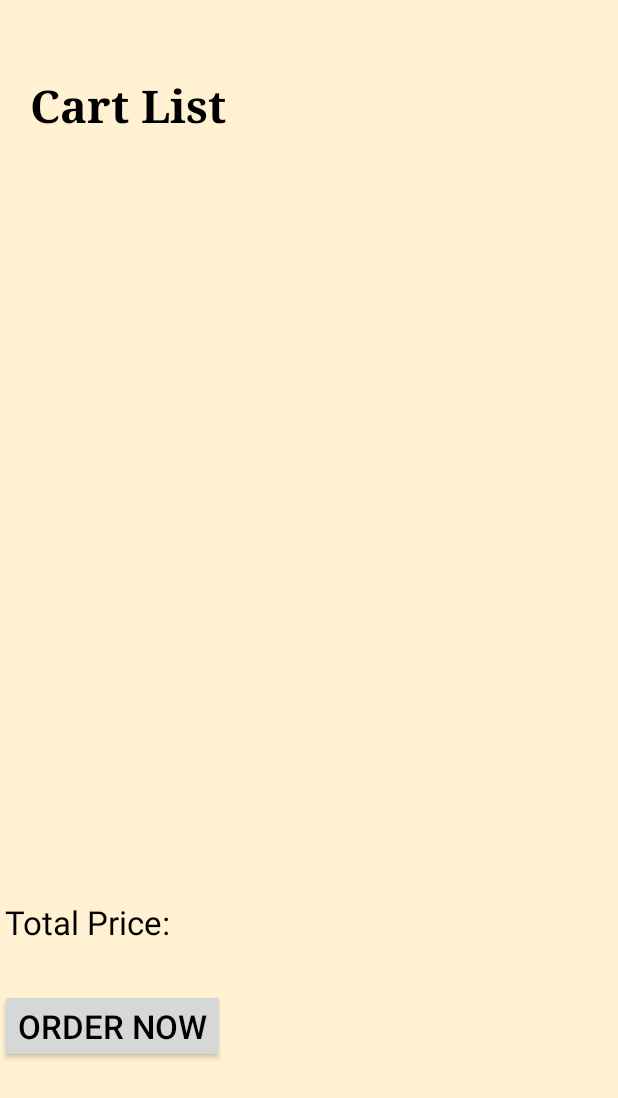
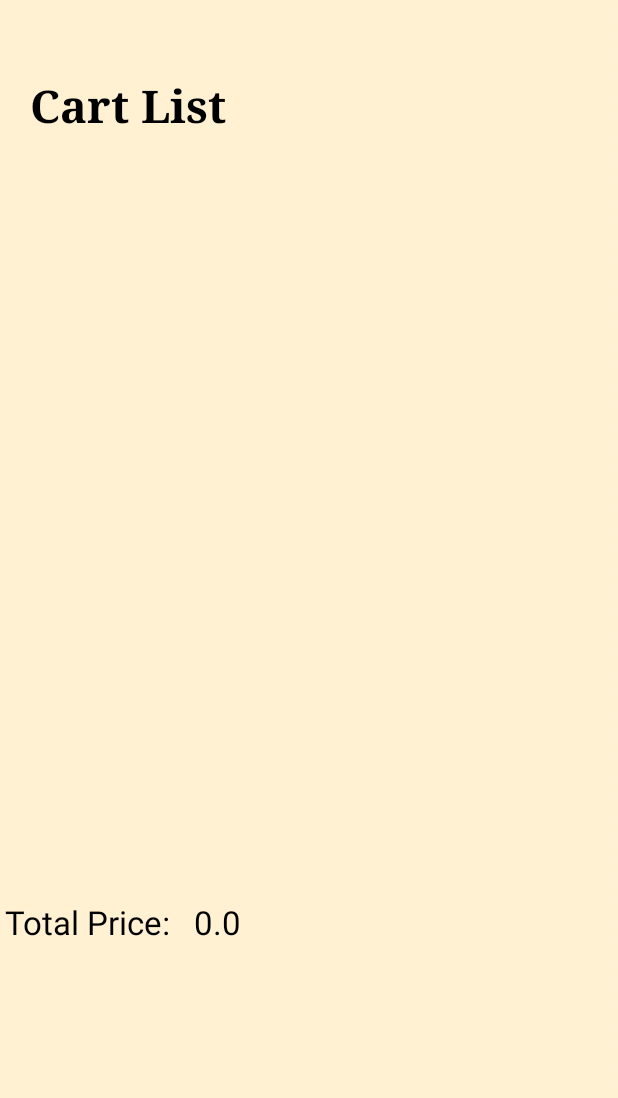
Before and after one commit to mohammad-obeid-1200644/FinalProjectAndroid, an Android app: the CartActivity screen opened directly, with no data from a screen before it, after a tap on "ORDER NOW", on a phone screen of 412 x 824 dp. Shown: the top 1098 px of the screen. Run offline under Robolectric (Android 15) with nearby library versions, the phone set to English and light mode, and no system bars; our stand-ins replace Volley; network calls fail.

Commit message:
Version 9

```diff
--- a/app/src/main/java/com/example/finalprojectandroid/CartActivity.java
+++ b/app/src/main/java/com/example/finalprojectandroid/CartActivity.java
@@ -28,6 +28,7 @@ import org.json.JSONException;
 import org.json.JSONObject;
 
 import java.util.ArrayList;
+import java.util.Iterator;
 import java.util.List;
 
 public class CartActivity extends AppCompatActivity implements CardItemRecyclerAdapter.OnItemDeleteListener {
@@ -44,6 +45,7 @@ public class CartActivity extends AppCompatActivity implements CardItemRecyclerA
     private ImageView CartItemImage;
     private TextView CartResturantName, CartFoodItemName, CartItemPrice, CartItemQuantity;
     private RelativeLayout relativeLayout;
+    Button orderbtn;
     private static double totprice = 0;
 
     @Override
@@ -67,6 +69,7 @@ public class CartActivity extends AppCompatActivity implements CardItemRecyclerA
         recyclerView = findViewById(R.id.cafkistrec);// todo: add setupviews method
         relativeLayout = findViewById(R.id.rl1);
         totalPricetxt = findViewById(R.id.totalpricetxt);
+        orderbtn=findViewById(R.id.orderbtn);
     }
 
 
@@ -145,6 +148,7 @@ public class CartActivity extends AppCompatActivity implements CardItemRecyclerA
             @Override
             public void onResponse(JSONArray response) {
                 try {
+                    totprice = 0;
                     for (int i = 0; i < response.length(); i++) {
                         JSONObject obj = response.getJSONObject(i);
                         double price = obj.getDouble("Total Price");
@@ -166,13 +170,11 @@ public class CartActivity extends AppCompatActivity implements CardItemRecyclerA
 
     @Override
     public void onDeleteClick(int position) {
-        totprice = 0;
         int x = items.get(position).getId();
         items.remove(position);
         remove_from_cart(x);
         adapter.notifyItemRemoved(position);
         adapter.notifyItemRangeChanged(position, adapter.getItemCount());
-
 //        relativeLayout.requestLayout();
 
     }
@@ -182,16 +184,21 @@ public class CartActivity extends AppCompatActivity implements CardItemRecyclerA
         add_order(totprice, 1);
         getlastinsertedorderID();
 
-        for(int i=0;i<items.size();i++){
-            items.remove(i);
-            adapter.notifyItemRemoved(i);
-            adapter.notifyItemRangeChanged(i, adapter.getItemCount());
+        Iterator<CartItem> iterator = items.iterator();
+        while (iterator.hasNext()) {
+            CartItem item = iterator.next();
+            iterator.remove();
         }
-//        adapter.notifyItemRemoved(0);
-//        adapter.notifyItemRangeChanged(0, adapter.getItemCount());
-        totprice=0;
+
+        adapter.notifyDataSetChanged();
+
+        totprice = 0;
+        totalPricetxt.setText(String.valueOf(totprice));
+        orderbtn.setVisibility(View.GONE);
+
 
     }
+
 
 //    public void incrementOnClickcc(View view){
 //        count+=1;
```
